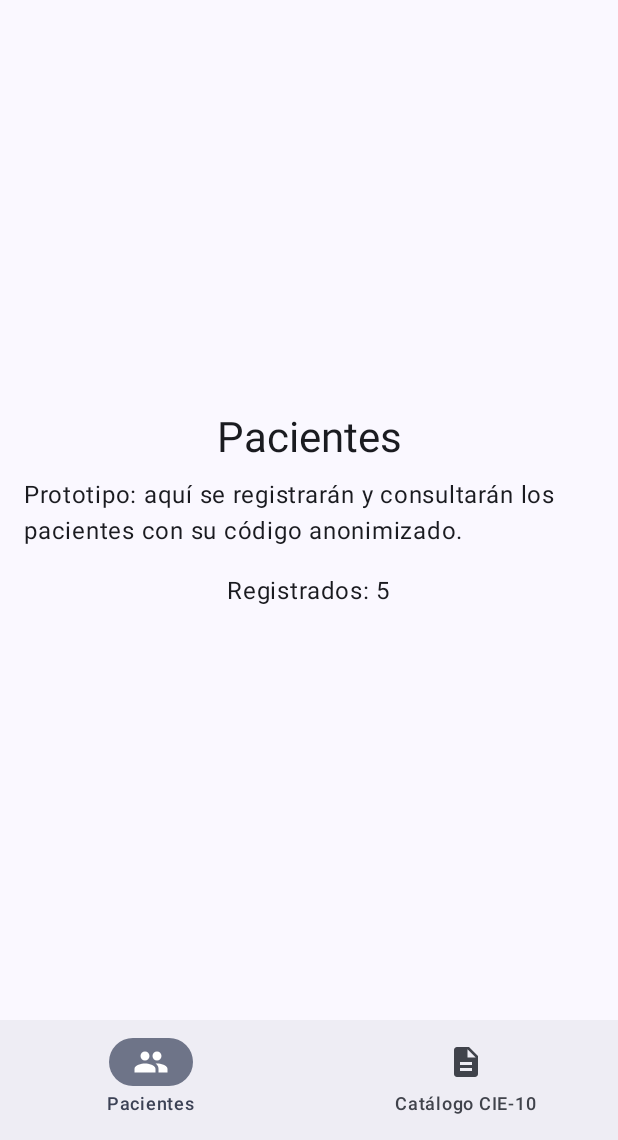
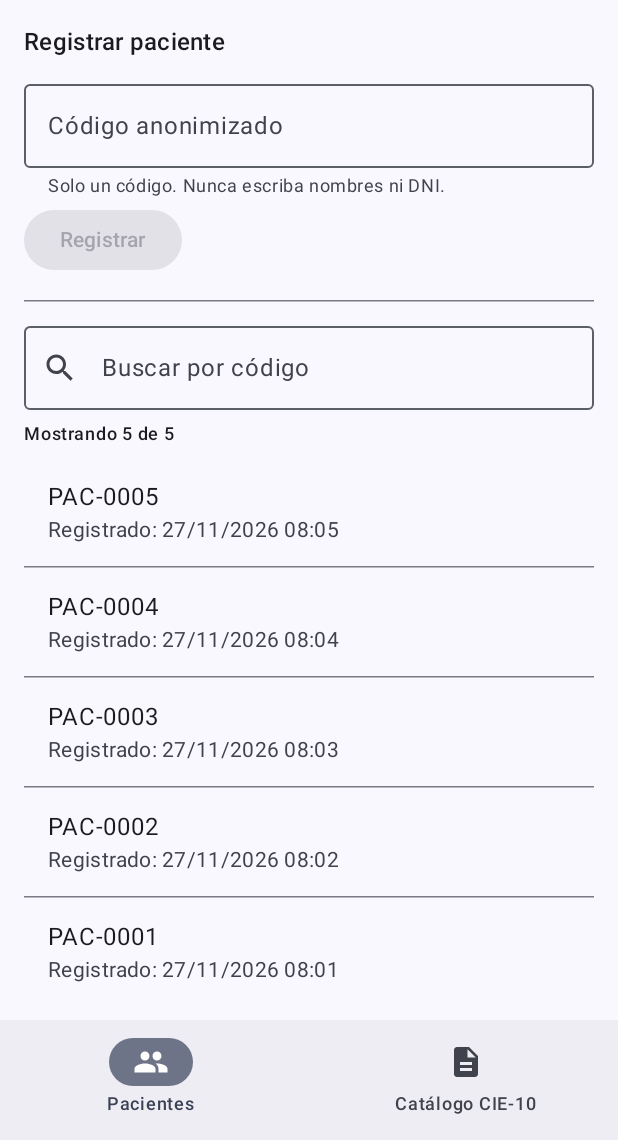
Before and after one commit to Giorgio2907/NexoSalud, an Android app built with Jetpack Compose: the screen it shows after launch (MainActivity), on a phone screen of 412 x 824 dp, the part 96-1236 px from its top. Run offline under Robolectric (Android 15) with nearby library versions, the phone set to English and light mode, and no system bars; our stand-ins replace Room's generated code.

Commit message:
S1-1.6 Registro y consulta de pacientes (RF02)

```diff
--- a/app/src/main/java/pe/edu/unmsm/nexosalud/model/PacienteViewModel.kt
+++ b/app/src/main/java/pe/edu/unmsm/nexosalud/model/PacienteViewModel.kt
@@ -11,6 +11,8 @@ import kotlinx.coroutines.flow.stateIn
 import kotlinx.coroutines.launch
 import pe.edu.unmsm.nexosalud.data.repository.PacienteRepository
 
+data class MensajeUi(val texto: String, val esError: Boolean)
+
 class PacienteViewModel(private val repository: PacienteRepository) : ViewModel() {
 
     val pacientes = repository.listar().stateIn(
@@ -19,16 +21,17 @@ class PacienteViewModel(private val repository: PacienteRepository) : ViewModel(
         initialValue = emptyList()
     )
 
-    private val _mensaje = MutableStateFlow<String?>(null)
-    val mensaje: StateFlow<String?> = _mensaje.asStateFlow()
+    private val _mensaje = MutableStateFlow<MensajeUi?>(null)
+    val mensaje: StateFlow<MensajeUi?> = _mensaje.asStateFlow()
 
-    fun registrar(codigo: String) {
+    fun registrar(codigo: String, alExito: () -> Unit = {}) {
         viewModelScope.launch {
             try {
                 repository.registrar(codigo)
-                _mensaje.value = "Paciente registrado."
+                _mensaje.value = MensajeUi("Paciente registrado.", esError = false)
+                alExito()
             } catch (e: IllegalArgumentException) {
-                _mensaje.value = e.message
+                _mensaje.value = MensajeUi(e.message ?: "Dato inválido.", esError = true)
             }
         }
     }
--- a/app/src/main/java/pe/edu/unmsm/nexosalud/ui/screens/pacientes/PacientesScreen.kt
+++ b/app/src/main/java/pe/edu/unmsm/nexosalud/ui/screens/pacientes/PacientesScreen.kt
@@ -1,41 +1,131 @@
 package pe.edu.unmsm.nexosalud.ui.screens.pacientes
 
-import androidx.compose.foundation.layout.Arrangement
 import androidx.compose.foundation.layout.Column
+import androidx.compose.foundation.layout.Spacer
 import androidx.compose.foundation.layout.fillMaxSize
+import androidx.compose.foundation.layout.fillMaxWidth
+import androidx.compose.foundation.layout.height
 import androidx.compose.foundation.layout.padding
+import androidx.compose.foundation.lazy.LazyColumn
+import androidx.compose.foundation.lazy.items
+import androidx.compose.foundation.text.KeyboardOptions
+import androidx.compose.material.icons.Icons
+import androidx.compose.material.icons.filled.Search
+import androidx.compose.material3.Button
+import androidx.compose.material3.HorizontalDivider
+import androidx.compose.material3.Icon
+import androidx.compose.material3.ListItem
 import androidx.compose.material3.MaterialTheme
+import androidx.compose.material3.OutlinedTextField
 import androidx.compose.material3.Text
 import androidx.compose.runtime.Composable
+import androidx.compose.runtime.collectAsState
 import androidx.compose.runtime.getValue
-import androidx.compose.runtime.collectAsState
-import androidx.compose.ui.Alignment
+import androidx.compose.runtime.mutableStateOf
+import androidx.compose.runtime.remember
+import androidx.compose.runtime.saveable.rememberSaveable
+import androidx.compose.runtime.setValue
 import androidx.compose.ui.Modifier
+import androidx.compose.ui.text.input.KeyboardCapitalization
 import androidx.compose.ui.unit.dp
 import pe.edu.unmsm.nexosalud.model.PacienteViewModel
+import java.time.LocalDateTime
+import java.time.format.DateTimeFormatter
 
 @Composable
 fun PacientesScreen(viewModel: PacienteViewModel) {
     val pacientes by viewModel.pacientes.collectAsState()
+    val mensaje by viewModel.mensaje.collectAsState()
+
+    var codigo by rememberSaveable { mutableStateOf("") }
+    var busqueda by rememberSaveable { mutableStateOf("") }
+
+    val filtrados = remember(pacientes, busqueda) {
+        if (busqueda.isBlank()) pacientes
+        else pacientes.filter {
+            it.codigoAnonimo.contains(busqueda.trim(), ignoreCase = true)
+        }
+    }
 
     Column(
         modifier = Modifier
             .fillMaxSize()
-            .padding(16.dp),
-        verticalArrangement = Arrangement.Center,
-        horizontalAlignment = Alignment.CenterHorizontally
+            .padding(16.dp)
     ) {
+        Text("Registrar paciente", style = MaterialTheme.typography.titleMedium)
+
+        OutlinedTextField(
+            value = codigo,
+            onValueChange = {
+                codigo = it.take(20).uppercase()
+                viewModel.mensajeMostrado()
+            },
+            label = { Text("Código anonimizado") },
+            supportingText = { Text("Solo un código. Nunca escriba nombres ni DNI.") },
+            singleLine = true,
+            keyboardOptions = KeyboardOptions(capitalization = KeyboardCapitalization.Characters),
+            modifier = Modifier
+                .fillMaxWidth()
+                .padding(top = 8.dp)
+        )
+
+        Button(
+            onClick = { viewModel.registrar(codigo) { codigo = "" } },
+            enabled = codigo.isNotBlank(),
+            modifier = Modifier.padding(top = 4.dp)
+        ) {
+            Text("Registrar")
+        }
+
+        mensaje?.let {
+            Text(
+                text = it.texto,
+                color = if (it.esError) MaterialTheme.colorScheme.error
+                else MaterialTheme.colorScheme.primary,
+                modifier = Modifier.padding(top = 8.dp)
+            )
+        }
+
+        Spacer(Modifier.height(16.dp))
+        HorizontalDivider()
+        Spacer(Modifier.height(8.dp))
+
+        OutlinedTextField(
+            value = busqueda,
+            onValueChange = { busqueda = it },
+            label = { Text("Buscar por código") },
+            leadingIcon = { Icon(Icons.Default.Search, contentDescription = null) },
+            singleLine = true,
+            modifier = Modifier.fillMaxWidth()
+        )
+
         Text(
-            text = "Pacientes",
-            style = MaterialTheme.typography.headlineMedium
+            text = "Mostrando ${filtrados.size} de ${pacientes.size}",
+            style = MaterialTheme.typography.labelMedium,
+            modifier = Modifier.padding(vertical = 8.dp)
         )
-        Text(
-            text = "Prototipo: aquí se registrarán y consultarán los pacientes con su código anonimizado.",
-            modifier = Modifier.padding(top = 8.dp)
-        )
-        Text(
-            text = "Registrados: ${pacientes.size}",
-            modifier = Modifier.padding(top = 16.dp)
-        )
+
+        if (filtrados.isEmpty()) {
+            Text("Sin resultados.")
+        }
+
+        LazyColumn(modifier = Modifier.weight(1f)) {
+            items(filtrados, key = { it.id }) { paciente ->
+                ListItem(
+                    headlineContent = { Text(paciente.codigoAnonimo) },
+                    supportingContent = {
+                        Text("Registrado: ${fechaLegible(paciente.fechaRegistro)}")
+                    }
+                )
+                HorizontalDivider()
+            }
+        }
     }
 }
+
+private fun fechaLegible(iso: String): String =
+    try {
+        LocalDateTime.parse(iso).format(DateTimeFormatter.ofPattern("dd/MM/yyyy HH:mm"))
+    } catch (e: Exception) {
+        iso
+    }
```
